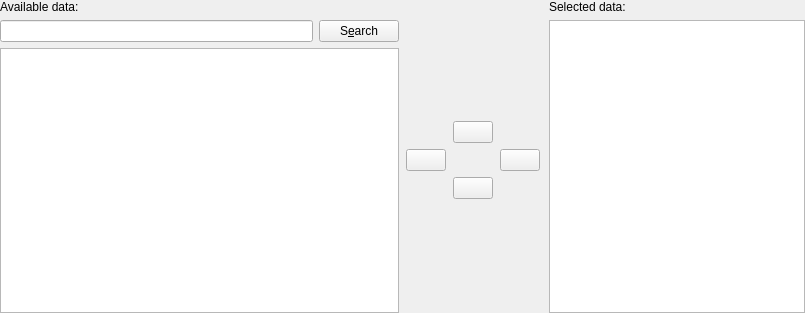
This is src/libkstapp/datawizardpagevectors.ui in Kst-plot/kst as Qt 5 draws it before an edit. The edited form follows.
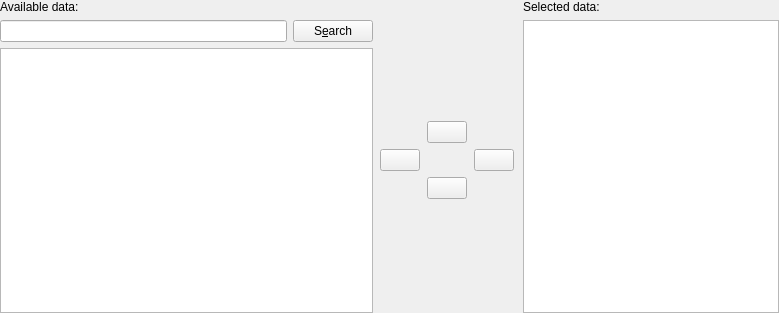
This is the edited form.

Patch:
```diff
--- a/src/libkstapp/datawizardpagevectors.ui
+++ b/src/libkstapp/datawizardpagevectors.ui
@@ -5,7 +5,7 @@
    <rect>
     <x>0</x>
     <y>0</y>
-    <width>805</width>
+    <width>779</width>
     <height>313</height>
    </rect>
   </property>
```
Left out of the diff: 16 changed lines with no effect on the pictures.
